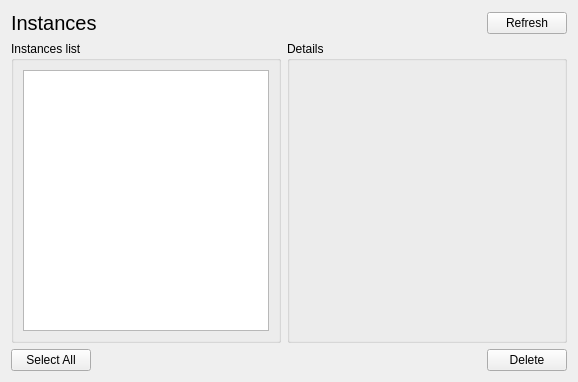
krypty/CleanCloud, file res/gui/instances_view.ui: the form before one commit.
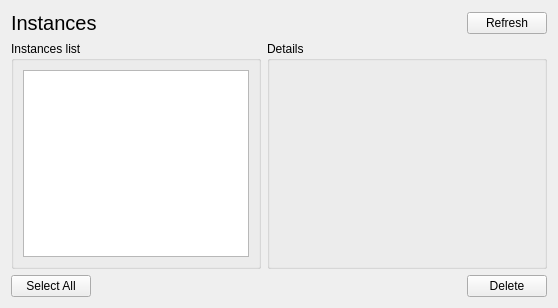
The form after the commit. Icons and pictures are not drawn.

Commit message: reduce block size

The edit to the form file:
```diff
--- a/res/gui/instances_view.ui
+++ b/res/gui/instances_view.ui
@@ -6,8 +6,8 @@
    <rect>
     <x>0</x>
     <y>0</y>
-    <width>578</width>
-    <height>382</height>
+    <width>558</width>
+    <height>308</height>
    </rect>
   </property>
   <property name="windowTitle">
@@ -82,7 +82,7 @@
        <property name="minimumSize">
         <size>
          <width>280</width>
-         <height>250</height>
+         <height>160</height>
         </size>
        </property>
        <property name="title">
@@ -106,7 +106,7 @@
              <x>0</x>
              <y>0</y>
              <width>252</width>
-             <height>244</height>
+             <height>170</height>
             </rect>
            </property>
            <property name="autoFillBackground">
```
Left out of the diff: 9 changed lines with no effect on the pictures. The commit also changes 1 other file.
